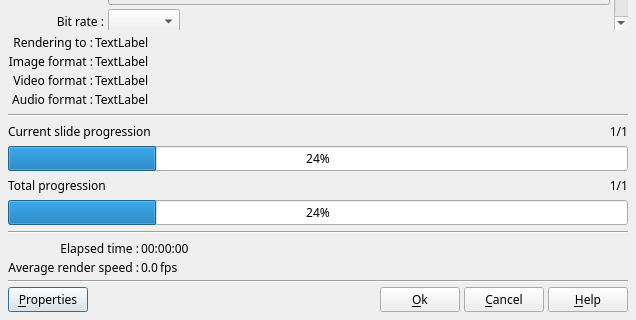
The window that src/ffDiaporama/DlgRenderVideo/DlgRenderVideo.ui (boenki/ffdiaporama) describes before a commit, drawn with Qt 5; both pictures show x 0 to 636 and y 346 to 666 of the 636 by 666 pixel window.
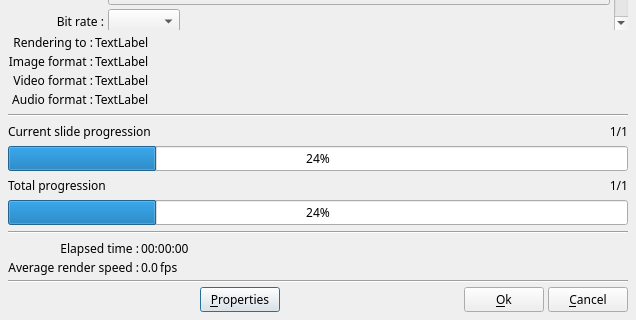
The same window after the commit. Icons and pictures are not drawn.

What changed in the file:
```diff
--- a/src/ffDiaporama/DlgRenderVideo/DlgRenderVideo.ui
+++ b/src/ffDiaporama/DlgRenderVideo/DlgRenderVideo.ui
@@ -943,6 +943,35 @@
      <property name="spacing">
       <number>4</number>
      </property>
+     <item>
+      <widget class="QLabel" name="HelpTT">
+       <property name="toolTip">
+        <string>This dialog allows you to render the project as a video file.</string>
+       </property>
+       <property name="text">
+        <string notr="true"/>
+       </property>
+       <property name="textFormat">
+        <enum>Qt::AutoText</enum>
+       </property>
+       <property name="pixmap">
+        <pixmap resource="../../../RSCffDiaporama.qrc">:/img/help.png</pixmap>
+       </property>
+      </widget>
+     </item>
+     <item>
+      <spacer name="horizontalSpacer_5">
+       <property name="orientation">
+        <enum>Qt::Horizontal</enum>
+       </property>
+       <property name="sizeHint" stdset="0">
+        <size>
+         <width>40</width>
+         <height>20</height>
+        </size>
+       </property>
+      </spacer>
+     </item>
      <item>
       <widget class="QPushButton" name="ProjectPropertiesBt">
        <property name="toolTip">
@@ -998,23 +1027,6 @@
        </property>
       </widget>
      </item>
-     <item>
-      <widget class="QPushButton" name="HelpBT">
-       <property name="toolTip">
-        <string>Open help page describing this dialog box</string>
-       </property>
-       <property name="text">
-        <string>&amp;Help</string>
-       </property>
-       <property name="icon">
-        <iconset resource="../../../RSCffDiaporama.qrc">
-         <normaloff>:/img/help.png</normaloff>:/img/help.png</iconset>
-       </property>
-       <property name="shortcut">
-        <string>F1</string>
-       </property>
-      </widget>
-     </item>
     </layout>
    </item>
   </layout>
```
Left out of the diff: 54 changed lines with no effect on the pictures.
